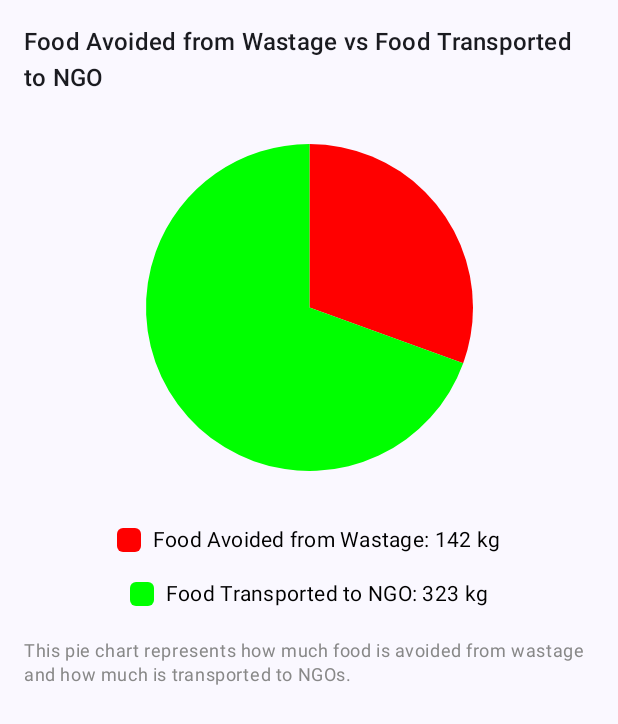
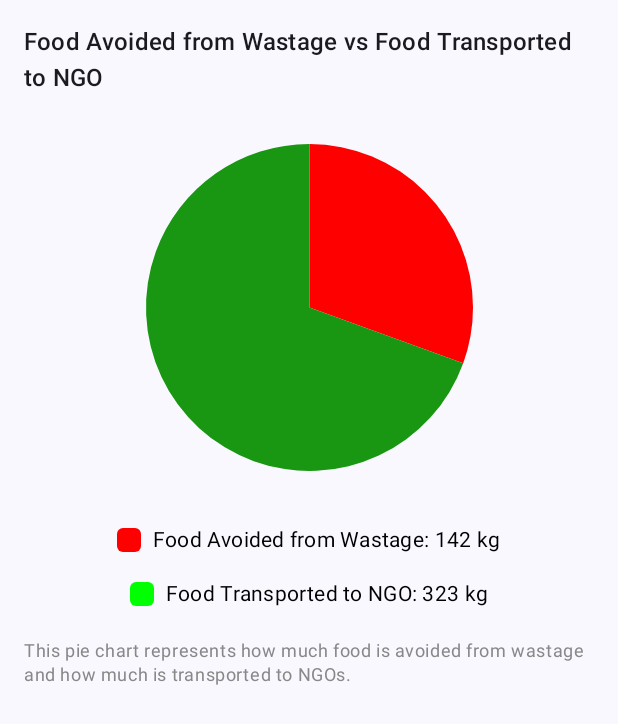
Before and after one commit to curiousfalak/Innotech_Wastenot, an Android app built with Jetpack Compose: the composable FoodGraph shown on its own in the app's theme, on a phone screen of 412 x 824 dp. Shown: the top 724 px of the screen. Run offline under Robolectric (Android 15) with nearby library versions, the light colour scheme and no system bars.

Commit message:
i made changes to color of pie chart

```diff
--- a/app/src/main/java/com/example/wastenot/Screens/Home.kt
+++ b/app/src/main/java/com/example/wastenot/Screens/Home.kt
@@ -218,7 +218,7 @@ fun FoodGraph() {
             )
             // Draw the "Food Transported to NGO" segment (Green color)
             drawArc(
-                color = Color.Green,
+                color = Color(0xFF199712),
                 startAngle = -90f + avoidedPercentage,
                 sweepAngle = transportedPercentage,
                 useCenter = true
```
